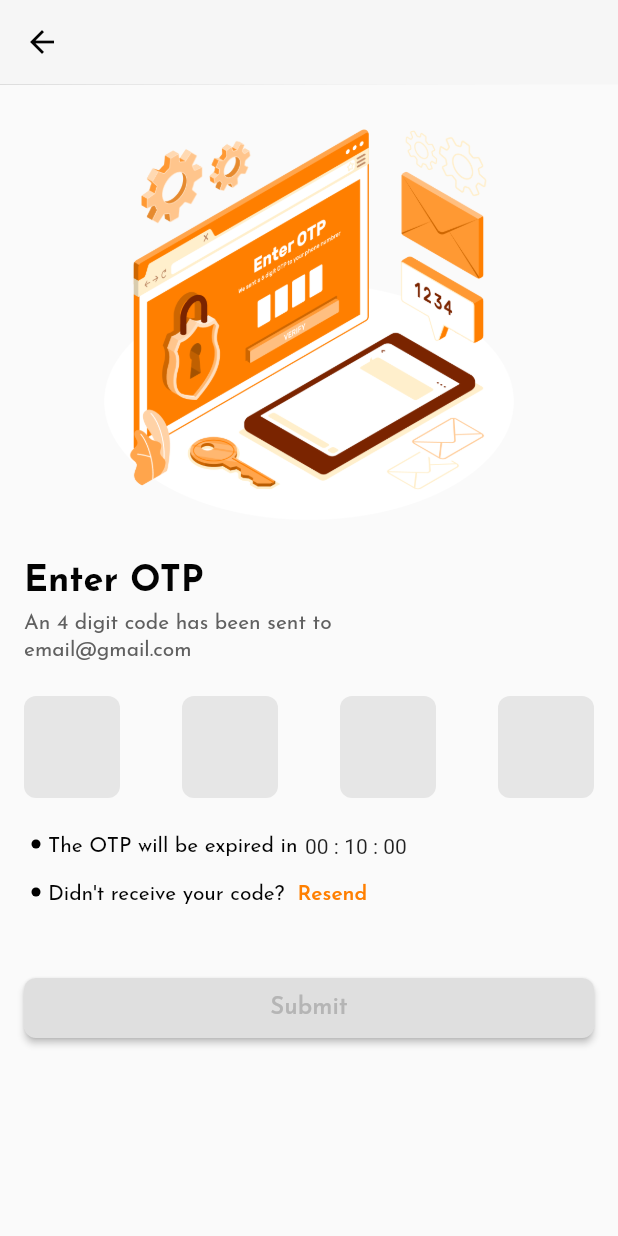
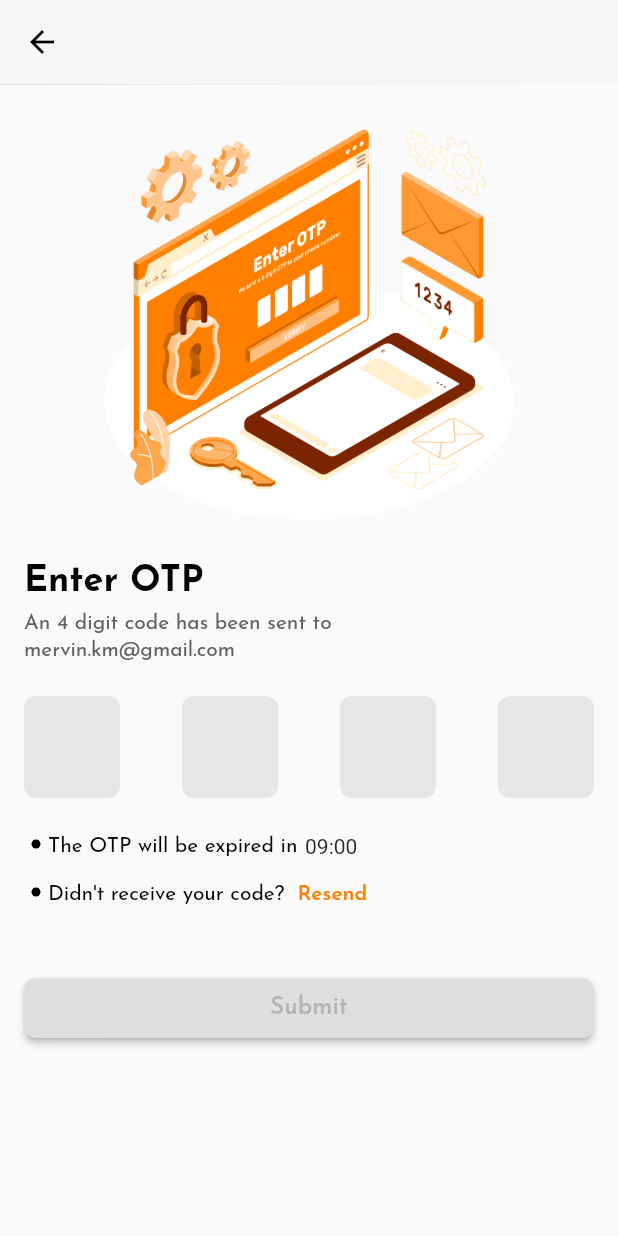
Before and after one commit to Kelompok-Capstone-9/MOBILE, a Flutter app: the OTPScreen screen opened directly, on a phone screen of 412 x 824 dp. Run offline on Flutter 3.47's test engine with Material 2 defaults, Android fonts, the phone set to English and light mode, and no system bars; drawn by our look-alikes of flutter_countdown_timer; our stand-ins replace google_fonts.

Commit message:
update : otp screen

```diff
--- a/lib/view/login/otp_screen.dart
+++ b/lib/view/login/otp_screen.dart
@@ -3,6 +3,7 @@ import 'package:flutter/services.dart';
 import 'package:flutter_countdown_timer/index.dart';
 import 'package:google_fonts/google_fonts.dart';
 import '../../themes/color_style.dart';
+import 'reset_password_screen.dart';
 
 class OTPScreen extends StatefulWidget {
   const OTPScreen({super.key});
@@ -67,7 +68,7 @@ class _OTPScreenState extends State<OTPScreen> {
                     Align(
                       alignment: Alignment.centerLeft,
                       child: Text(
-                        'email@gmail.com',
+                        'mervin.km@gmail.com', //email yg terdaftar masih dummy
                         style: ThemeText.headingSub2,
                       ),
                     ),
@@ -108,12 +109,23 @@ class _OTPScreenState extends State<OTPScreen> {
                       width: 5,
                     ),
                     CountdownTimer(
-                      endTime: DateTime.now().millisecondsSinceEpoch + 600000,
+                      endTime: DateTime.now().millisecondsSinceEpoch + (9 * 60 * 1000),
                       onEnd: () {
                         Navigator.pop(context);
                         ScaffoldMessenger.of(context).showSnackBar(
                           const SnackBar(content: Text('Timer finished')),
                         );
+                      },
+                      widgetBuilder: (_, CurrentRemainingTime? time) {
+                        if (time == null) {
+                          return const Text('00:00');
+                        }
+                        final minutes =
+                            ((time.sec! + 60 * 9 ) ~/ 60).toString().padLeft(2, '0');
+                        final seconds =
+                            (time.sec! % 60).toString().padLeft(2, '0');
+                        final timeFormat = '$minutes:$seconds';
+                        return Text(timeFormat);
                       },
                     )
                   ],
@@ -163,12 +175,12 @@ class _OTPScreenState extends State<OTPScreen> {
                     onPressed: () {
                       final isValidForm = _formKey.currentState!.validate();
                       if (isValidForm) {
-                        // Navigator.push(
-                        //   context,
-                        //   MaterialPageRoute(
-                        //     builder: (context) => const ResetPassword(),
-                        //   ),
-                        // );
+                        Navigator.push(
+                          context,
+                          MaterialPageRoute(
+                            builder: (context) => const ResetPassword(),
+                          ),
+                        );
                       }
                     },
                     child: Padding(
```
